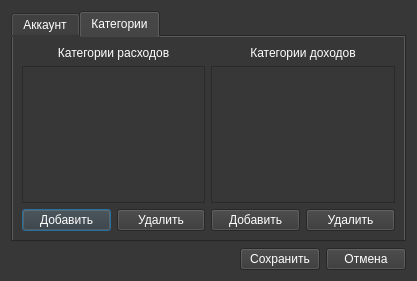
The window that ui/dialogs/settings.ui (Protocs/OkayMoney) describes before a commit, drawn with Qt 5.
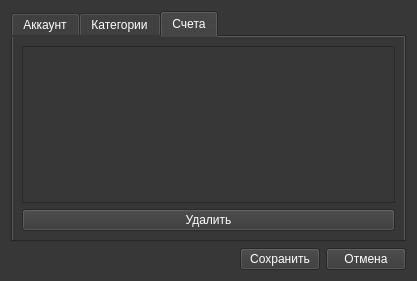
The same window after the commit. Icons and pictures are not drawn.

Commit message: Реализована возможность удалять счета в настройках

```diff
--- a/ui/dialogs/settings.ui
+++ b/ui/dialogs/settings.ui
@@ -40,7 +40,7 @@
       <enum>QTabWidget::Rounded</enum>
      </property>
      <property name="currentIndex">
-      <number>1</number>
+      <number>2</number>
      </property>
      <property name="elideMode">
       <enum>Qt::ElideNone</enum>
@@ -239,6 +239,23 @@
        </item>
       </layout>
      </widget>
+     <widget class="QWidget" name="accounts_settings">
+      <attribute name="title">
+       <string>Счета</string>
+      </attribute>
+      <layout class="QVBoxLayout" name="verticalLayout_5">
+       <item>
+        <widget class="QListWidget" name="accounts"/>
+       </item>
+       <item>
+        <widget class="QPushButton" name="delete_acc_btn">
+         <property name="text">
+          <string>Удалить</string>
+         </property>
+        </widget>
+       </item>
+      </layout>
+     </widget>
     </widget>
    </item>
    <item>
```
The commit also changes 1 other file.
